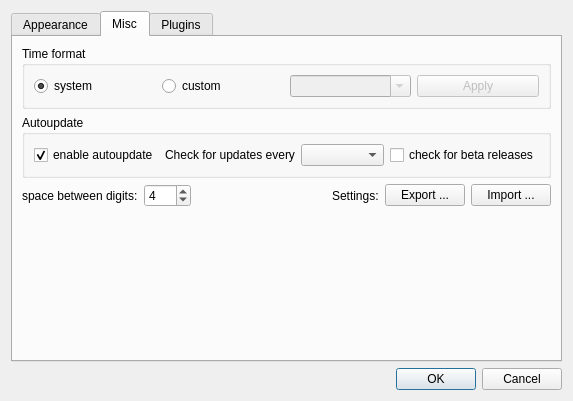
Qt form digital_clock/gui/settings_dialog.ui (Kolcha/DigitalClock4) before a commit.
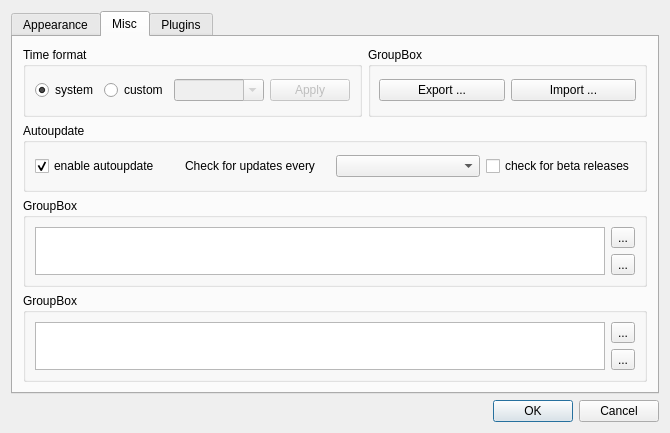
The same form after that commit. The open tabs and pages were chosen to show the change.

Commit message:
redesigned settings dialog
branch : manage_paths

```diff
--- a/digital_clock/gui/settings_dialog.ui
+++ b/digital_clock/gui/settings_dialog.ui
@@ -6,8 +6,8 @@
    <rect>
     <x>0</x>
     <y>0</y>
-    <width>533</width>
-    <height>381</height>
+    <width>670</width>
+    <height>433</height>
    </rect>
   </property>
   <property name="windowTitle">
@@ -391,19 +391,61 @@
          </layout>
         </widget>
        </item>
+       <item row="2" column="1">
+        <layout class="QHBoxLayout" name="horizontalLayout_5">
+         <item>
+          <widget class="QLabel" name="space_label">
+           <property name="text">
+            <string>space between digits:</string>
+           </property>
+          </widget>
+         </item>
+         <item>
+          <widget class="QSpinBox" name="space_value">
+           <property name="minimum">
+            <number>-10</number>
+           </property>
+           <property name="maximum">
+            <number>100</number>
+           </property>
+           <property name="value">
+            <number>4</number>
+           </property>
+          </widget>
+         </item>
+        </layout>
+       </item>
       </layout>
      </widget>
      <widget class="QWidget" name="misc_tab">
       <attribute name="title">
        <string>Misc</string>
       </attribute>
-      <layout class="QVBoxLayout" name="verticalLayout_3">
-       <item>
+      <layout class="QGridLayout" name="gridLayout_8">
+       <property name="leftMargin">
+        <number>10</number>
+       </property>
+       <property name="topMargin">
+        <number>10</number>
+       </property>
+       <property name="rightMargin">
+        <number>10</number>
+       </property>
+       <property name="bottomMargin">
+        <number>10</number>
+       </property>
+       <item row="0" column="0">
         <widget class="QGroupBox" name="time_format_group">
          <property name="title">
           <string>Time format</string>
          </property>
          <layout class="QHBoxLayout" name="horizontalLayout_3">
+          <property name="topMargin">
+           <number>8</number>
+          </property>
+          <property name="bottomMargin">
+           <number>8</number>
+          </property>
           <item>
            <widget class="QRadioButton" name="system_format">
             <property name="text">
@@ -495,12 +537,53 @@
          </layout>
         </widget>
        </item>
-       <item>
+       <item row="0" column="1">
+        <widget class="QGroupBox" name="groupBox_3">
+         <property name="title">
+          <string>GroupBox</string>
+         </property>
+         <layout class="QHBoxLayout" name="horizontalLayout_6">
+          <property name="leftMargin">
+           <number>8</number>
+          </property>
+          <property name="topMargin">
+           <number>8</number>
+          </property>
+          <property name="rightMargin">
+           <number>8</number>
+          </property>
+          <property name="bottomMargin">
+           <number>8</number>
+          </property>
+          <item>
+           <widget class="QPushButton" name="export_btn">
+            <property name="text">
+             <string>Export ...</string>
+            </property>
+           </widget>
+          </item>
+          <item>
+           <widget class="QPushButton" name="import_btn">
+            <property name="text">
+             <string>Import ...</string>
+            </property>
+           </widget>
+          </item>
+         </layout>
+        </widget>
+       </item>
+       <item row="1" column="0" colspan="2">
         <widget class="QGroupBox" name="autoupdate_group">
          <property name="title">
           <string>Autoupdate</string>
          </property>
          <layout class="QHBoxLayout" name="horizontalLayout_4">
+          <property name="topMargin">
+           <number>8</number>
+          </property>
+          <property name="bottomMargin">
+           <number>8</number>
+          </property>
           <item>
            <widget class="QCheckBox" name="enable_autoupdate">
             <property name="text">
@@ -531,76 +614,71 @@
          </layout>
         </widget>
        </item>
-       <item>
-        <layout class="QHBoxLayout" name="horizontalLayout_5">
-         <item>
-          <widget class="QLabel" name="space_label">
-           <property name="text">
-            <string>space between digits:</string>
-           </property>
-          </widget>
-         </item>
-         <item>
-          <widget class="QSpinBox" name="space_value">
-           <property name="minimum">
-            <number>-10</number>
-           </property>
-           <property name="maximum">
-            <number>100</number>
-           </property>
-           <property name="value">
-            <number>4</number>
-           </property>
-          </widget>
-         </item>
-         <item>
-          <spacer name="horizontalSpacer_3">
-           <property name="orientation">
-            <enum>Qt::Horizontal</enum>
-           </property>
-           <property name="sizeHint" stdset="0">
-            <size>
-             <width>40</width>
-             <height>20</height>
-            </size>
-           </property>
-          </spacer>
-         </item>
-         <item>
-          <widget class="QLabel" name="settings_label">
-           <property name="text">
-            <string>Settings:</string>
-           </property>
-          </widget>
-         </item>
-         <item>
-          <widget class="QPushButton" name="export_btn">
-           <property name="text">
-            <string>Export ...</string>
-           </property>
-          </widget>
-         </item>
-         <item>
-          <widget class="QPushButton" name="import_btn">
-           <property name="text">
-            <string>Import ...</string>
-           </property>
-          </widget>
-         </item>
-        </layout>
+       <item row="2" column="0" colspan="2">
+        <widget class="QGroupBox" name="groupBox">
+         <property name="title">
+          <string>GroupBox</string>
+         </property>
+         <layout class="QGridLayout" name="gridLayout_3">
+          <item row="0" column="0" rowspan="2">
+           <widget class="QListWidget" name="listWidget">
+            <property name="sizePolicy">
+             <sizepolicy hsizetype="Expanding" vsizetype="Ignored">
+              <horstretch>0</horstretch>
+              <verstretch>0</verstretch>
+             </sizepolicy>
+            </property>
+           </widget>
+          </item>
+          <item row="0" column="1">
+           <widget class="QToolButton" name="toolButton">
+            <property name="text">
+             <string>...</string>
+            </property>
+           </widget>
+          </item>
+          <item row="1" column="1">
+           <widget class="QToolButton" name="toolButton_2">
+            <property name="text">
+             <string>...</string>
+            </property>
+           </widget>
+          </item>
+         </layout>
+        </widget>
        </item>
-       <item>
-        <spacer name="verticalSpacer">
-         <property name="orientation">
-          <enum>Qt::Vertical</enum>
+       <item row="3" column="0" colspan="2">
+        <widget class="QGroupBox" name="groupBox_2">
+         <property name="title">
+          <string>GroupBox</string>
          </property>
-         <property name="sizeHint" stdset="0">
-          <size>
-           <width>20</width>
-           <height>225</height>
-          </size>
-         </property>
-        </spacer>
+         <layout class="QGridLayout" name="gridLayout_7">
+          <item row="0" column="0" rowspan="2">
+           <widget class="QListWidget" name="listWidget_2">
+            <property name="sizePolicy">
+             <sizepolicy hsizetype="Expanding" vsizetype="Ignored">
+              <horstretch>0</horstretch>
+              <verstretch>0</verstretch>
+             </sizepolicy>
+            </property>
+           </widget>
+          </item>
+          <item row="0" column="1">
+           <widget class="QToolButton" name="toolButton_3">
+            <property name="text">
+             <string>...</string>
+            </property>
+           </widget>
+          </item>
+          <item row="1" column="1">
+           <widget class="QToolButton" name="toolButton_4">
+            <property name="text">
+             <string>...</string>
+            </property>
+           </widget>
+          </item>
+         </layout>
+        </widget>
        </item>
       </layout>
      </widget>
```
Left out of the diff: 14 changed lines with no effect on the pictures.
